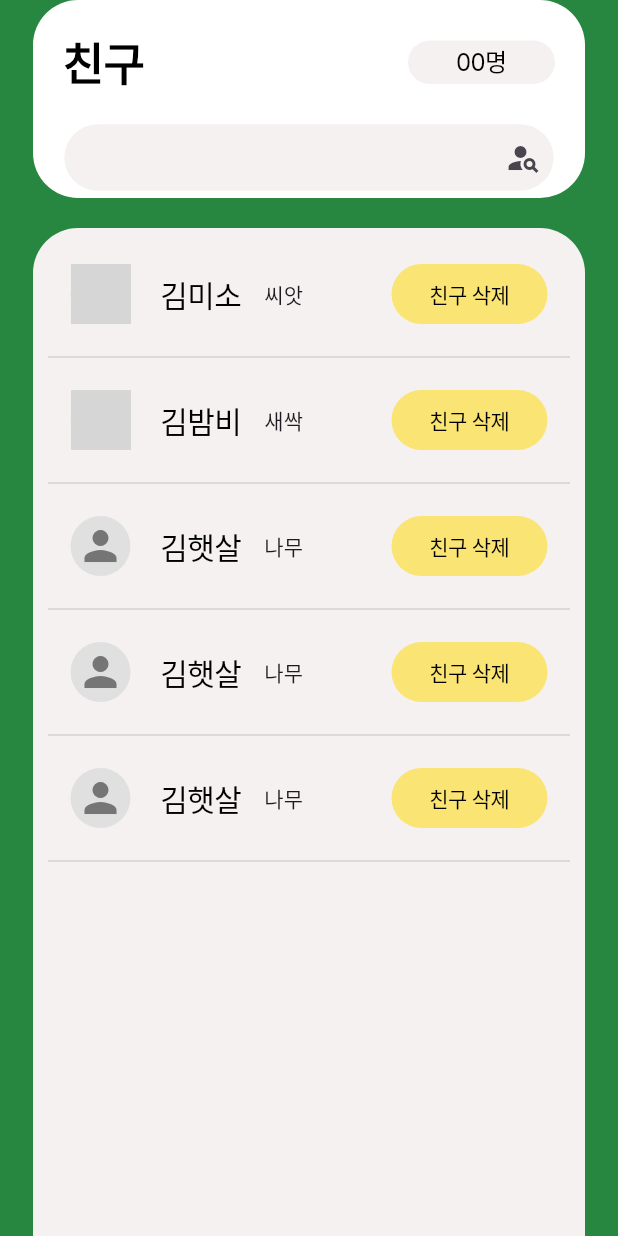
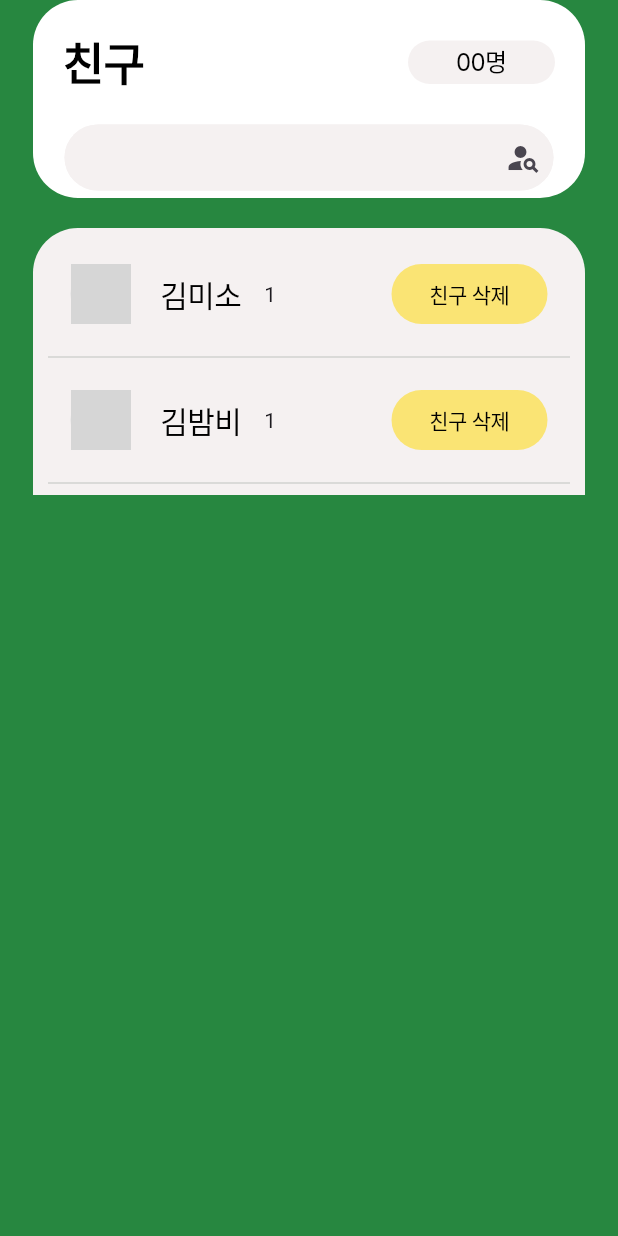
Before and after one commit to CLIP-CLImate-Protection/CLIP, a Flutter app: the SocialMainPage screen opened by its route, on a phone screen of 412 x 824 dp. Run offline on Flutter 3.47's test engine with Material 3 defaults, Android fonts, the phone set to English and light mode, and no system bars; our stand-ins replace cloud_firestore, firebase_auth, firebase_core, flutter_secure_storage, flutter_svg, font_awesome_flutter and 4 more; missing offline and left inert: dart:html; accounts and stored records are empty; generated files the repository leaves out were written again; network calls fail; Roboto replaces fonts that are missing (Inter, Istok Web, NotoSansKR); grey boxes are pictures that could not be loaded.

Commit message:
feat:social

```diff
--- a/lib/fastAPI/models/User.dart
+++ b/lib/fastAPI/models/User.dart
@@ -1,24 +1,28 @@
 class User {
   String? nickname;
-  String? level;
+  int? level;
   String? address;
   int? point;
   int? totalLank;
   int? weeklyLank;
   String? profileUrl;
   int? totalQuest;
+  List<String>? friend;
 
-  User({this.nickname, this.level, this.address, this.point, this.totalLank, this.weeklyLank, this.profileUrl, this.totalQuest});
+  User({this.nickname, this.level, this.address, this.point, this.totalLank, this.weeklyLank, this.profileUrl, this.totalQuest, this.friend});
 
   User.fromJson(Map<String, dynamic> json) {
-    nickname = json['nickname'];
+    point = json['point'];
     level = json['level'];
     address = json['address'];
-    point = json['point'];
+    nickname = json['nickname'];
     totalLank = json['totalLank'];
     weeklyLank = json['weeklyLank'];
     profileUrl = json['profileUrl'];
     totalQuest = json['totalQuest'];
+    if (json['friend'] != null) {
+      friend = List<String>.from(json['friend']);
+    }
   }
 
   Map<String, dynamic> toJson() {
@@ -31,6 +35,7 @@ class User {
     data['weeklyLank'] = weeklyLank;
     data['profileUrl'] = profileUrl;
     data['totalQuest'] = totalQuest;
+    data['friend'] = friend;
     return data;
   }
 }
--- a/lib/pages/login/controller/login_controller.dart
+++ b/lib/pages/login/controller/login_controller.dart
@@ -4,8 +4,8 @@ import 'package:get/get.dart';
 class LoginController extends GetxController {
   static LoginController get instance => Get.find<LoginController>();
 
-  Future<int> login() async {
-    int result = await UserService.instance.googleSignIn();
+  Future<int> login(String date) async {
+    int result = await UserService.instance.googleSignIn(date);
     return result;
   }
 }
--- a/lib/pages/main/controller/navigation_controller.dart
+++ b/lib/pages/main/controller/navigation_controller.dart
@@ -21,7 +21,8 @@ class NavigationController extends GetxController {
       //MyInfoViewController.instance.getInfoList();
     } else if (index == 3) {
       //마이페이지
-      //MyInfoViewController.instance.getInfoList();
+      // MyPageController.instance.getMyInfo();
+      print('마이페이지 실행');
     }
     pageIndex.value = index;
     update();
@@ -33,6 +34,6 @@ class NavigationController extends GetxController {
     const MainViewPage(),
     const QuestMainPage(),
     const SocialMainPage(),
-    const MyPage(),
+    MyPage(),
   ];
 }
--- a/lib/pages/social/controller/social_main_controller.dart
+++ b/lib/pages/social/controller/social_main_controller.dart
@@ -10,27 +10,30 @@ class SocialMainController extends GetxController {
     List<Map<String, dynamic>> fakeJsonData = [
       {
         "nickname": "김미소",
-        "level": "씨앗",
+        "level": 1,
         "address": "서울시 동작구",
         "point": 1300,
         "totalLank": 1,
         "weeklyLank": 1,
         "profileUrl": "https://i.namu.wiki/i/LODIWLJWeuBlogBkFQSu13l2s2HQ1dtMf0eN83PgIWw6koET_a4AozK3Gl3Vd8WzC5mRT-xmmsh9w5FMsM33SQ.webp",
         "totalQuest": 130,
+        "friend": ["김밤비", "김햇살"]
       },
       {
         "nickname": "김밤비",
-        "level": "새싹",
+        "level": 1,
         "address": "부산시",
         "point": 10,
         "totalLank": 2,
         "weeklyLank": 2,
         "profileUrl":
-            "https://mblogthumb-phinf.pstatic.net/MjAxODA3MTNfNTYg/MDAxNTMxNDY1NTU5ODc0.BapP8ZHcMVdlrl-aKZhMMyraIIO4z-dKzVF-HuaJxIwg.ZdVU-s0PevqySMhwm-eL0Y4cizz1mvFwnoI4mrI-LZAg.PNG.wkrquf0621/%EB%B9%A8%EA%B0%84%EB%B2%84%EC%84%AF.png?type=w800"
+            "https://mblogthumb-phinf.pstatic.net/MjAxODA3MTNfNTYg/MDAxNTMxNDY1NTU5ODc0.BapP8ZHcMVdlrl-aKZhMMyraIIO4z-dKzVF-HuaJxIwg.ZdVU-s0PevqySMhwm-eL0Y4cizz1mvFwnoI4mrI-LZAg.PNG.wkrquf0621/%EB%B9%A8%EA%B0%84%EB%B2%84%EC%84%AF.png?type=w800",
+        "totalQuest": 10,
+        "friend": ["김미소", "김햇살"]
       },
-      {"nickname": "김햇살", "level": "나무", "address": "서울시 강남구", "point": 1, "totalLank": 3, "weeklyLank": 3},
-      {"nickname": "김햇살", "level": "나무", "address": "서울시 강남구", "point": 1, "totalLank": 3, "weeklyLank": 3},
-      {"nickname": "김햇살", "level": "나무", "address": "서울시 강남구", "point": 1, "totalLank": 3, "weeklyLank": 3},
+      // {"nickname": "김햇살", "level": "나무", "address": "서울시 강남구", "point": 1, "totalLank": 3, "weeklyLank": 3},
+      // {"nickname": "김햇살", "level": "나무", "address": "서울시 강남구", "point": 1, "totalLank": 3, "weeklyLank": 3},
+      // {"nickname": "김햇살", "level": "나무", "address": "서울시 강남구", "point": 1, "totalLank": 3, "weeklyLank": 3},
     ];
 
     List<User> fakeTalkings = fakeJsonData.map((jsonData) => User.fromJson(jsonData)).toList();
--- a/lib/pages/social/view/social_main_view_page.dart
+++ b/lib/pages/social/view/social_main_view_page.dart
@@ -3,15 +3,23 @@ import 'package:frontend/common/common.dart';
 import 'package:frontend/pages/social/controller/social_main_controller.dart';
 import 'package:frontend/pages/social/view/component/friend_component.dart';
 
-class SocialMainPage extends StatelessWidget {
+class SocialMainPage extends StatefulWidget {
   const SocialMainPage({super.key});
 
   static const String url = '/social/main';
 
   @override
+  _SocialViewPageState createState() => _SocialViewPageState();
+}
+
+class _SocialViewPageState extends State<SocialMainPage> {
+  @override
   Widget build(BuildContext context) {
     final controller = SocialMainController.instance;
     controller.getFriendList();
+
+    List<String> filteredList;
+    //String value;
     return Scaffold(
       backgroundColor: Color(Common.mainColor),
       // appBar: AppBar(
@@ -75,19 +83,26 @@ class SocialMainPage extends StatelessWidget {
                   width: 326,
                   height: 44,
                   decoration: ShapeDecoration(
-                    color: const Color(0xFFF5F1F1),
+                    color: const Color(0xFFF5F1F1), // This is fine as it's a constant color
                     shape: RoundedRectangleBorder(
                       borderRadius: BorderRadius.circular(45),
                     ),
                   ),
-                  child: const SearchBar(
-                    backgroundColor: MaterialStatePropertyAll(Color(0xFFF5F1F1)),
-                    shadowColor: MaterialStatePropertyAll(Colors.transparent),
-                    trailing: [
+                  child: SearchBar(
+                    backgroundColor: MaterialStateProperty.all(const Color(0xFFF5F1F1)), // Remove 'const'
+                    shadowColor: MaterialStateProperty.all(Colors.transparent), // Remove 'const'
+                    trailing: const [
                       Icon(
                         Icons.person_search,
                       )
                     ],
+                    onChanged: (value) {
+                      setState(() {
+                        String inputText;
+                        inputText = value;
+                        print('Input Text = $inputText');
+                      });
+                    },
                   ),
                 ),
               ]),
@@ -95,8 +110,7 @@ class SocialMainPage extends StatelessWidget {
             const SizedBox(
               height: 20,
             ),
-            Expanded(
-              child: Container(
+            Container(
               width: 368,
               decoration: const ShapeDecoration(
                 color: Color(0xFFF5F1F1),
@@ -125,7 +139,6 @@ class SocialMainPage extends StatelessWidget {
                   ],
                 ),
               ),
-              ),
             )
           ],
         ),
--- a/lib/routes.dart
+++ b/lib/routes.dart
@@ -23,6 +23,6 @@ class CustomRouter {
     GetPage(name: ShopViewPage.url, page: () => const ShopViewPage()),
     GetPage(name: MemberInfoForm.url, page: () => const MemberInfoForm()),
     GetPage(name: FriendViewPage.url, page: () => FriendViewPage(model: User())),
-    GetPage(name: MyPage.url, page: () => const MyPage()),
+    GetPage(name: MyPage.url, page: () => MyPage()),
   ];
 }
```
Also changed, not shown: lib/backend/UserService/user_service.dart (+28 -54 lines), lib/pages/login/view/login.dart (+10 -9 lines), lib/pages/main/view/component/my_grass_component.dart (+10 -18 lines), lib/pages/main/view/main_view_page.dart (+17 -44 lines), lib/pages/mypage/controller/mypagecontroller.dart (+32 -24 lines), lib/pages/mypage/mypageview.dart (+57 -18 lines), lib/service/user_service.dart (+11 -2 lines), google_maps_in_flutter/pubspec.lock, pubspec.lock, 1 other file. Lines whose indentation alone changed are shown as unchanged.
